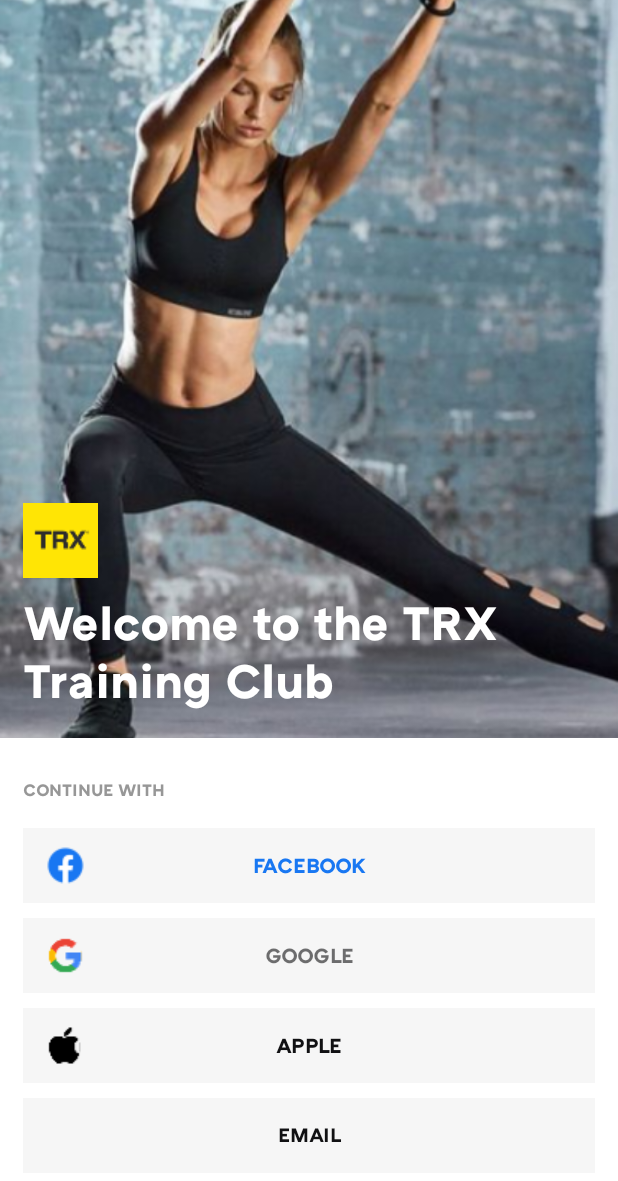
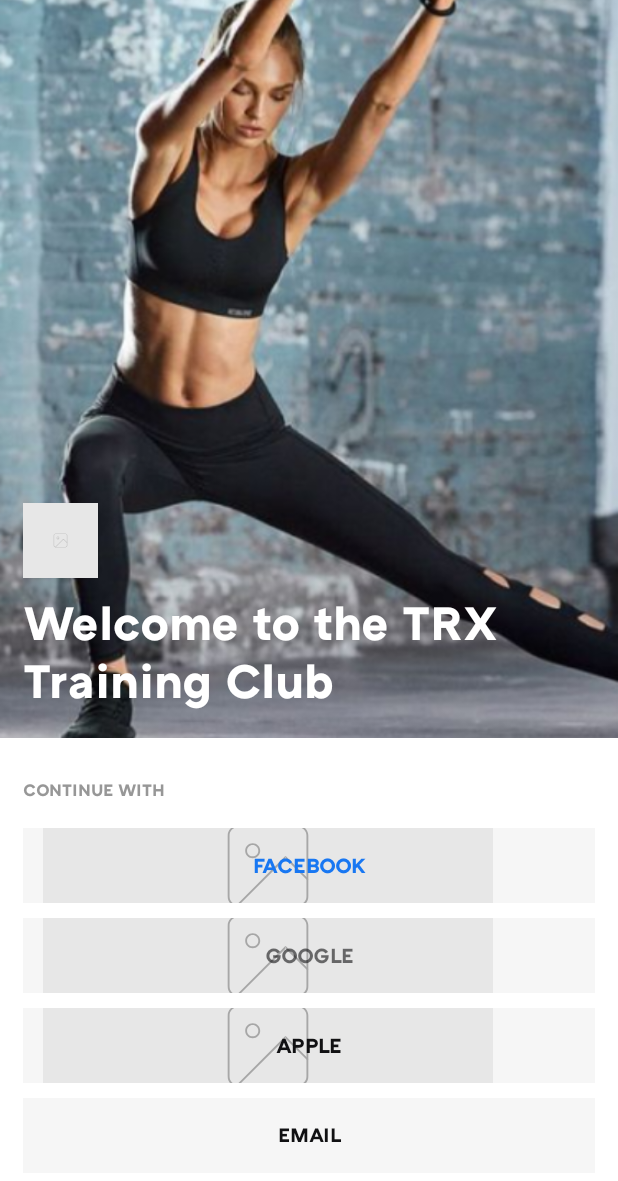
Before and after one commit to hyfn/trx-consumer-android, an Android app: the layout fragment_splash.xml on its own in the app's theme, with its tools: preview values and no code run, on a phone screen of 412 x 824 dp. Shown: the top 1181 px of the screen. Run offline under Robolectric (Android 15) with nearby library versions, the phone set to English and light mode, and no system bars.

Commit message:
Remove icon pngs and replace with placeholder

```diff
--- a/app/src/main/res/layout/fragment_splash.xml
+++ b/app/src/main/res/layout/fragment_splash.xml
@@ -25,7 +25,7 @@
             android:layout_height="50dp"
             android:layout_marginStart="15dp"
             android:layout_marginBottom="10dp"
-            android:src="@drawable/img_logo_trx"
+            android:src="@drawable/ic_img_placeholder"
             app:layout_constraintBottom_toTopOf="@id/lblWelcome"
             app:layout_constraintStart_toStartOf="parent" />
 
@@ -78,7 +78,7 @@
             <com.trx.consumer.common.CommonButton
                 android:id="@+id/btnFacebook"
                 style="@style/MatchParentDimensionsViewStyle"
-                android:drawableStart="@drawable/img_logo_facebook"
+                android:drawableStart="@drawable/ic_img_placeholder"
                 android:padding="13dp"
                 app:backgroundColor="@color/greyLightExtra" />
 
@@ -101,7 +101,7 @@
             <com.trx.consumer.common.CommonButton
                 android:id="@+id/btnGoogle"
                 style="@style/MatchParentDimensionsViewStyle"
-                android:drawableStart="@drawable/img_logo_google"
+                android:drawableStart="@drawable/ic_img_placeholder"
                 android:padding="13dp"
                 app:backgroundColor="@color/greyLightExtra" />
 
@@ -125,7 +125,7 @@
             <com.trx.consumer.common.CommonButton
                 android:id="@+id/btnApple"
                 style="@style/MatchParentDimensionsViewStyle"
-                android:drawableStart="@drawable/img_logo_apple"
+                android:drawableStart="@drawable/ic_img_placeholder"
                 android:padding="13dp"
                 app:backgroundColor="@color/greyLightExtra" />
 
```
Also changed, not shown: app/src/main/res/drawable/img_logo_apple.png (deleted), app/src/main/res/drawable/img_logo_facebook.png (deleted), app/src/main/res/drawable/img_logo_google.png (deleted), app/src/main/res/drawable/img_logo_trx.png (deleted).
